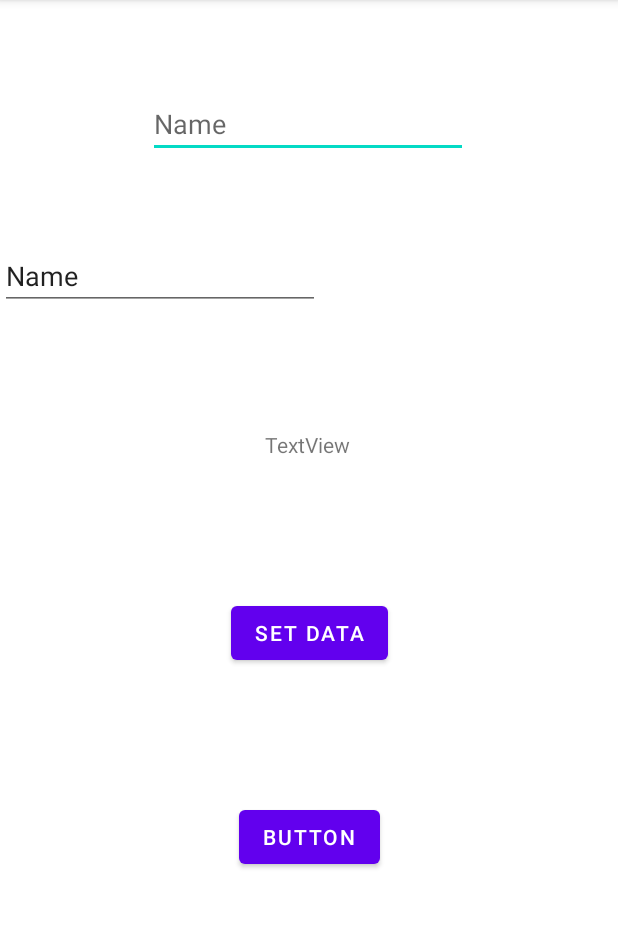
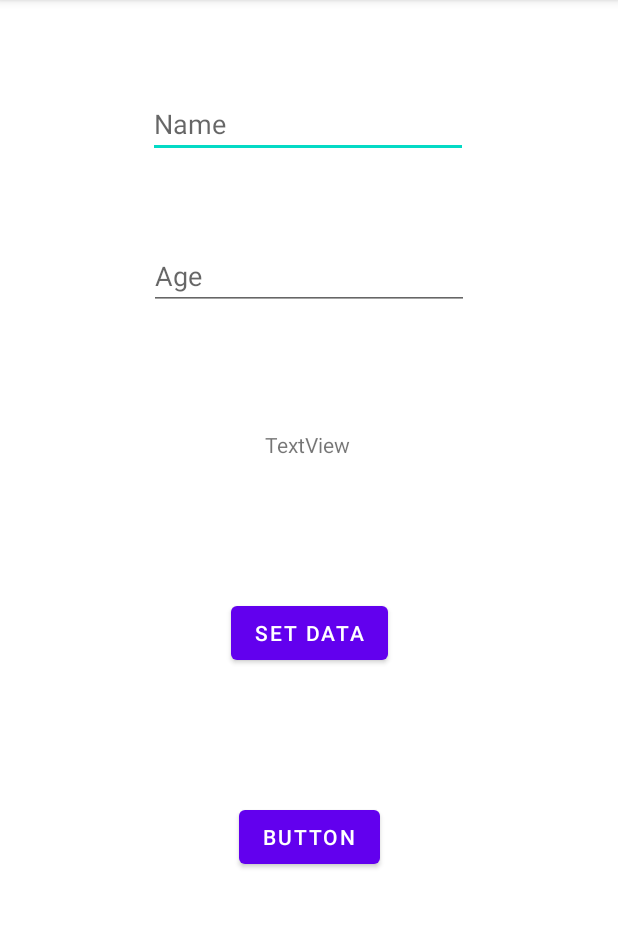
Before and after one commit to Austin-Earl-Private/ChildrenLearningApp, an Android app: the screen it shows after launch (MainActivity), after a tap on "SET DATA", on a phone screen of 412 x 824 dp, the part 84-1012 px from its top. Run offline under Robolectric (Android 15) with nearby library versions, the phone set to English and light mode, and no system bars; 1 statement that could not run was skipped.

Commit message:
Correction in setting name and age into a Class.

```diff
--- a/app/src/main/AndroidManifest.xml
+++ b/app/src/main/AndroidManifest.xml
@@ -9,6 +9,9 @@
         android:roundIcon="@mipmap/ic_launcher_round"
         android:supportsRtl="true"
         android:theme="@style/Theme.ChildrenLearningApp">
+        <uses-library android:name="com.google.android.things" />
+
+        <activity android:name=".GameMenu"></activity>
         <activity android:name=".MainActivity">
             <intent-filter>
                 <action android:name="android.intent.action.MAIN" />
--- a/app/src/main/java/edu/byui/childrenlearningapp/MainActivity.java
+++ b/app/src/main/java/edu/byui/childrenlearningapp/MainActivity.java
@@ -43,10 +43,10 @@ public class MainActivity extends AppCompatActivity {
 
         //Log.d("Testing Gson",stringGsonUser);
 
-        String json = sharedPref.getString("user","");
-        Child newUser = gson.fromJson(json, Child.class);
+        //String json = sharedPref.getString("user","");
+        //Child newUser = gson.fromJson(json, Child.class);
 
-        Log.d("New Gson:", newUser.toString());
+        //Log.d("New Gson:", newUser.toString());
     }
 
     public void getData(View btnAction){
@@ -57,14 +57,16 @@ public class MainActivity extends AppCompatActivity {
         EditText getAge = findViewById(R.id.txtAge);
         TextView display = findViewById(R.id.txtDisplay);
 
-        name = getName.getText().toString();
-        age = getAge.getText().toString();
+        Child user = new Child();
+
+        user.setName(getName.getText().toString());
+        user.setAge(Integer.parseInt(getAge.getText().toString()));
 
         SharedPreferences childPref = getSharedPreferences(MainActivity.PREFERENCES, Context.MODE_PRIVATE);
         SharedPreferences.Editor save = childPref.edit();
 
-        save.putString(NAME, name);
-        save.putString(AGE, age);
+        save.putString(NAME, user.getName());
+        save.putString(AGE, String.valueOf(user.getAge()));
         save.apply();
 
         Toast.makeText(this,"Name and Age saved of the Child", Toast.LENGTH_SHORT).show();
--- a/app/src/main/res/layout/activity_main.xml
+++ b/app/src/main/res/layout/activity_main.xml
@@ -47,10 +47,11 @@
         android:layout_height="wrap_content"
         android:layout_marginTop="56dp"
         android:ems="10"
+        android:hint="Age"
         android:inputType="textPersonName"
-        android:text="Name"
-        app:layout_constraintTop_toBottomOf="@+id/txtName"
-        tools:layout_editor_absoluteX="100dp" />
+        app:layout_constraintEnd_toEndOf="parent"
+        app:layout_constraintStart_toStartOf="parent"
+        app:layout_constraintTop_toBottomOf="@+id/txtName" />
 
     <Button
         android:id="@+id/btnDisplay"
```
Also changed, not shown: app/src/main/java/edu/byui/childrenlearningapp/GameMenu.java (added, +31 -0 lines), app/src/main/res/layout/activity_game_menu.xml (added, +9 -0 lines).
